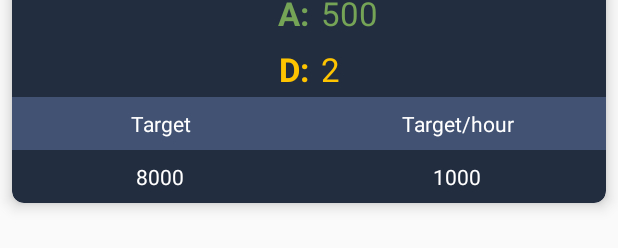
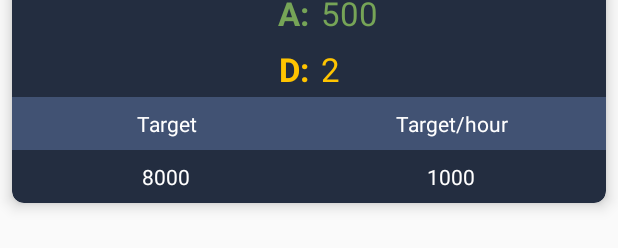
Before and after one commit to kietvo2129/ADB_code, an Android app: the layout item_count_list.xml on its own in the app's theme, with its tools: preview values and no code run, on a phone screen of 412 x 824 dp. Shown: the part 136-384 px from the top of the screen. Run offline under Robolectric (Android 15) with nearby library versions, the phone set to English and light mode, and no system bars.

Commit message:
trieu 30/07

```diff
--- a/app/src/main/res/layout/item_count_list.xml
+++ b/app/src/main/res/layout/item_count_list.xml
@@ -31,6 +31,7 @@
             android:padding="4dp">
 
             <TextView
+                android:id="@+id/tv_val_e_lbl"
                 android:layout_width="0dp"
                 android:layout_weight="1"
                 android:layout_height="wrap_content"
@@ -107,51 +108,49 @@
                 android:paddingStart="8dp"
                 android:text="2"/>
         </LinearLayout>
-        <LinearLayout
-            android:layout_width="match_parent"
-            android:layout_height="wrap_content"
-            android:orientation="horizontal">
+
 
             <LinearLayout
-                android:layout_width="0dp"
-                android:layout_weight="1"
+                android:layout_width="match_parent"
                 android:layout_height="wrap_content"
-                android:orientation="vertical">
+                android:orientation="horizontal"
+                android:padding="8dp"
+                android:background="@color/color_item_gray"
+                android:gravity="center_vertical">
                 <TextView
-                    android:layout_width="match_parent"
+                    android:layout_width="0dp"
+                    android:layout_weight="1"
                     android:layout_height="wrap_content"
                     android:text="Target"
                     android:textColor="#fff"
-                    android:gravity="center"
-                    android:padding="8dp"
-                    android:background="@color/color_item_gray"/>
+                    android:gravity="center" />
                 <TextView
-                    android:layout_width="match_parent"
+                    android:layout_width="0dp"
+                    android:layout_weight="1"
+                    android:layout_height="wrap_content"
+                    android:text="Target/hour"
+                    android:textColor="#fff"
+                    android:gravity="center"/>
+
+            </LinearLayout>
+            <LinearLayout
+                android:layout_width="match_parent"
+                android:layout_height="wrap_content"
+                android:orientation="horizontal"
+                android:padding="8dp">
+
+                <TextView
+                    android:layout_width="0dp"
+                    android:layout_weight="1"
                     android:layout_height="wrap_content"
                     android:text="8000"
                     android:gravity="center"
-                    android:padding="8dp"
-
                     android:textColor="#fff"
                     android:id="@+id/tv_val_target"/>
 
-            </LinearLayout>
-            <LinearLayout
-                android:layout_width="0dp"
-                android:layout_weight="1"
-                android:layout_height="wrap_content"
-                android:orientation="vertical">
                 <TextView
-                    android:layout_width="match_parent"
-                    android:layout_height="wrap_content"
-                    android:text="Target/hour"
-                    android:textColor="#fff"
-                    android:gravity="center"
-                    android:padding="8dp"
-                    android:background="@color/color_item_gray"/>
-                <TextView
-                    android:padding="8dp"
-                    android:layout_width="match_parent"
+                    android:layout_width="0dp"
+                    android:layout_weight="1"
                     android:layout_height="wrap_content"
                     android:text="1000"
                     android:gravity="center"
@@ -162,7 +161,4 @@
 
         </LinearLayout>
 
-
-    </LinearLayout>
-
 </androidx.cardview.widget.CardView>
--- a/app/src/main/res/values/colors.xml
+++ b/app/src/main/res/values/colors.xml
@@ -14,6 +14,8 @@
     <color name="color_item_green">#76A457</color>
     <color name="color_item_yellow">#FFC400</color>
     <color name="color_item_gray">#415273</color>
+    <color name="color_item_grey">#606060</color>
+    <color name="color_item_red">#FF0000</color>
     <color name="color_item_gback">#232D40</color>
 
 
```
Also changed, not shown: app/src/main/java/com/quickblox/sample/videochat/java/Counting/CountList/CountListActivity.java (+120 -12 lines), app/src/main/java/com/quickblox/sample/videochat/java/Counting/CountList/CountListAdaptor.java (+33 -5 lines), app/src/main/java/com/quickblox/sample/videochat/java/Counting/CountList/CountListItem.java (+21 -1 lines), app/src/main/res/menu/menu_search.xml (added, +10 -0 lines).
